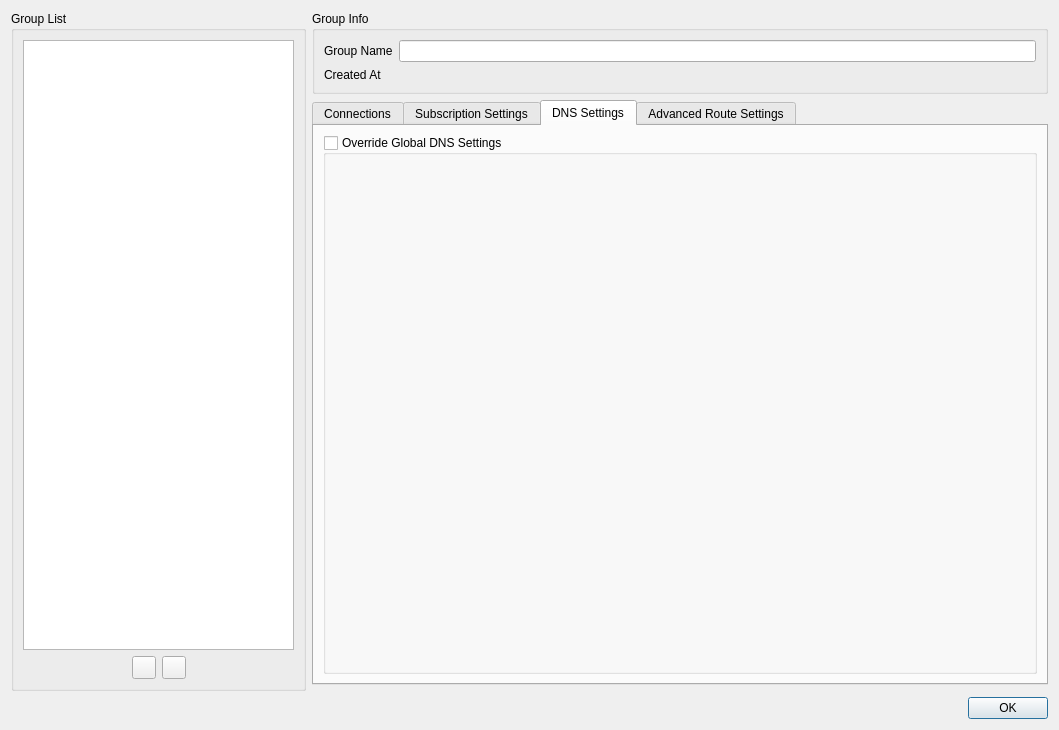
First picture: the form in src/ui/windows/w_GroupManager.ui, repository Qv2ray/Qv2ray, before the edit.
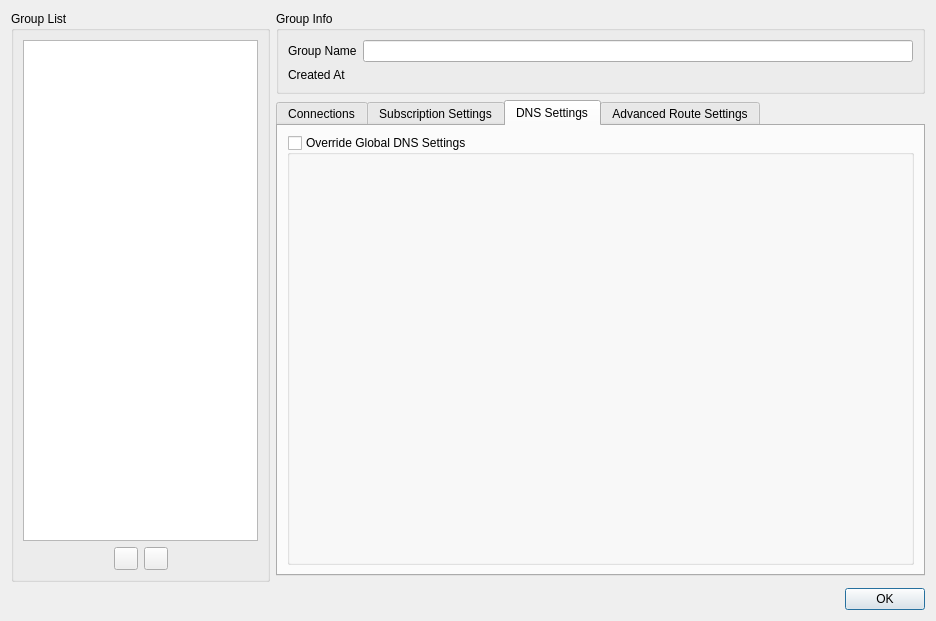
Second picture: the form after the edit. The open tabs and pages were chosen to show the change. Icons and pictures are not drawn.

Patch:
```diff
--- a/src/ui/windows/w_GroupManager.ui
+++ b/src/ui/windows/w_GroupManager.ui
@@ -6,16 +6,10 @@
    <rect>
     <x>0</x>
     <y>0</y>
-    <width>1059</width>
-    <height>730</height>
+    <width>936</width>
+    <height>621</height>
    </rect>
   </property>
-  <property name="minimumSize">
-   <size>
-    <width>1000</width>
-    <height>730</height>
-   </size>
-  </property>
   <property name="windowTitle">
    <string>Group Editor</string>
   </property>
```
Left out of the diff: 2 changed lines with no effect on the pictures.
